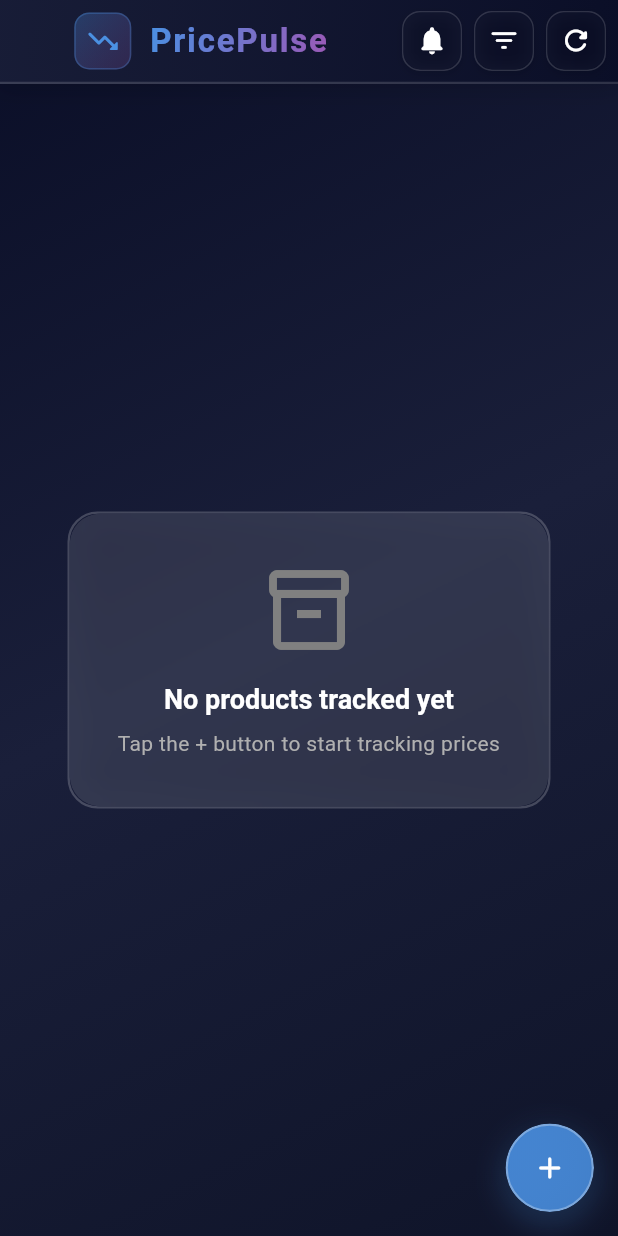
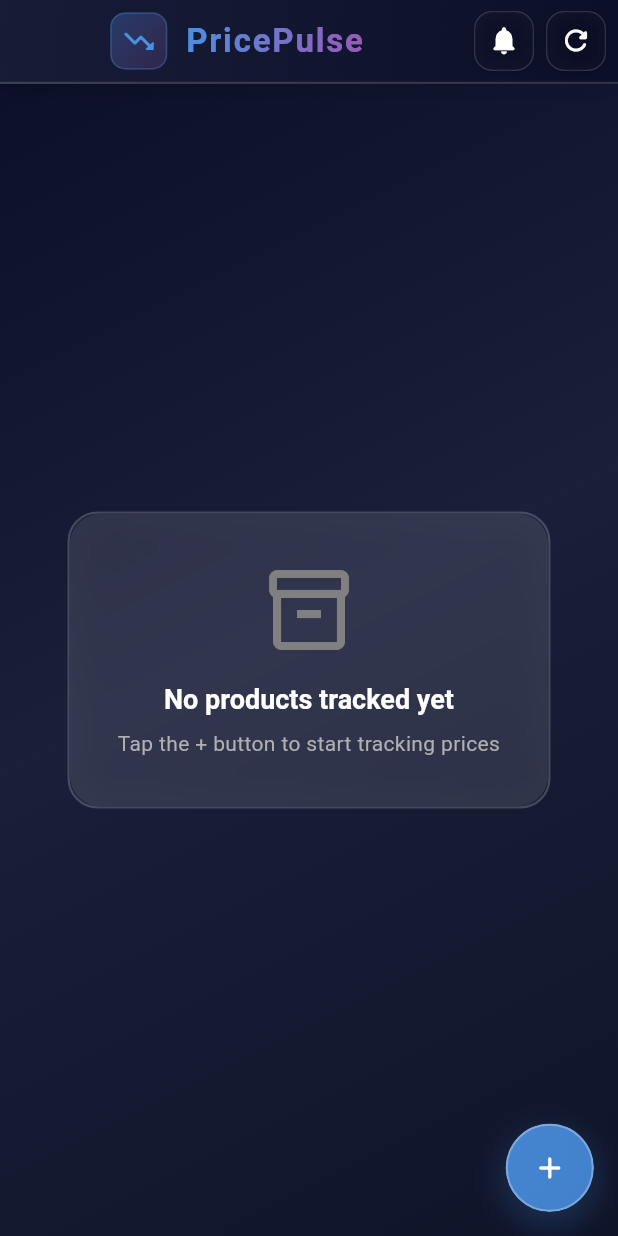
Before and after one commit to Muthunilavan-D/Pricepulse, a Flutter app: the screen it shows after launch, on a phone screen of 412 x 824 dp. Run offline on Flutter 3.47's test engine with Material 3 defaults, Android fonts, the light colour scheme and no system bars; our stand-ins replace firebase_core, firebase_messaging, fl_chart, flutter_local_notifications, permission_handler, share_plus and 1 more; accounts and stored records are empty; network calls fail.

Commit message:
fix: Minor UI change

```diff
--- a/price_pulse/lib/screens/home_screen.dart
+++ b/price_pulse/lib/screens/home_screen.dart
@@ -980,11 +980,6 @@ class _HomeScreenState extends State<HomeScreen> {
                       : null,
                 ),
                 _GlassAppBarIconButton(
-                  icon: Icons.filter_list_rounded,
-                  onPressed: _showFilterDialog,
-                  tooltip: 'Filter & Sort',
-                ),
-                _GlassAppBarIconButton(
                   icon: Icons.refresh_rounded,
                   onPressed: _isRefreshing ? null : _refreshAllProducts,
                   tooltip: 'Refresh All',
@@ -1090,9 +1085,12 @@ class _HomeScreenState extends State<HomeScreen> {
                                     ? AppTheme.textTertiary
                                     : AppTheme.textSecondary,
                               ),
-                              suffixIcon:
-                                  _searchQuery.isNotEmpty && !_isSelectionMode
-                                  ? IconButton(
+                              suffixIcon: !_isSelectionMode
+                                  ? Row(
+                                      mainAxisSize: MainAxisSize.min,
+                                      children: [
+                                        if (_searchQuery.isNotEmpty)
+                                          IconButton(
                                             icon: Icon(
                                               Icons.clear_rounded,
                                               color: AppTheme.textSecondary,
@@ -1100,6 +1098,28 @@ class _HomeScreenState extends State<HomeScreen> {
                                             onPressed: () {
                                               _searchController.clear();
                                             },
+                                            padding: EdgeInsets.zero,
+                                            constraints: const BoxConstraints(
+                                              minWidth: 40,
+                                              minHeight: 40,
+                                            ),
+                                          ),
+                                        IconButton(
+                                          icon: Icon(
+                                            Icons.filter_list_rounded,
+                                            color: _hasActiveFilters()
+                                                ? AppTheme.accentBlue
+                                                : AppTheme.textSecondary,
+                                          ),
+                                          onPressed: _showFilterDialog,
+                                          padding: EdgeInsets.zero,
+                                          constraints: const BoxConstraints(
+                                            minWidth: 40,
+                                            minHeight: 40,
+                                          ),
+                                          tooltip: 'Filter & Sort',
+                                        ),
+                                      ],
                                     )
                                   : null,
                               border: InputBorder.none,
```
Also changed, not shown: 1 other file. Lines whose indentation alone changed are shown as unchanged.
